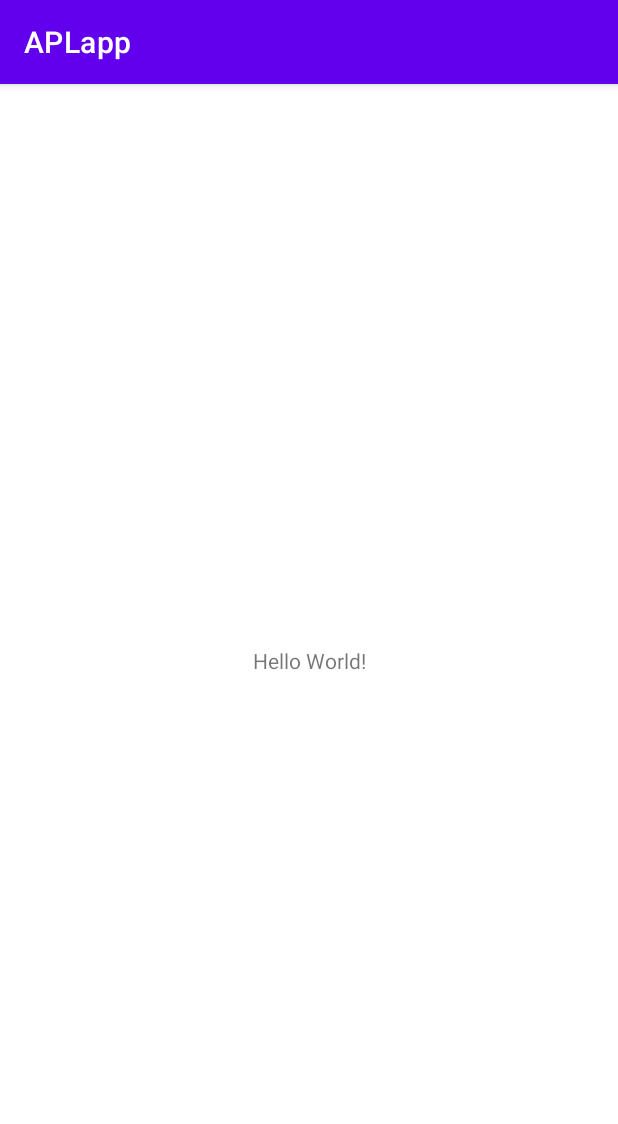
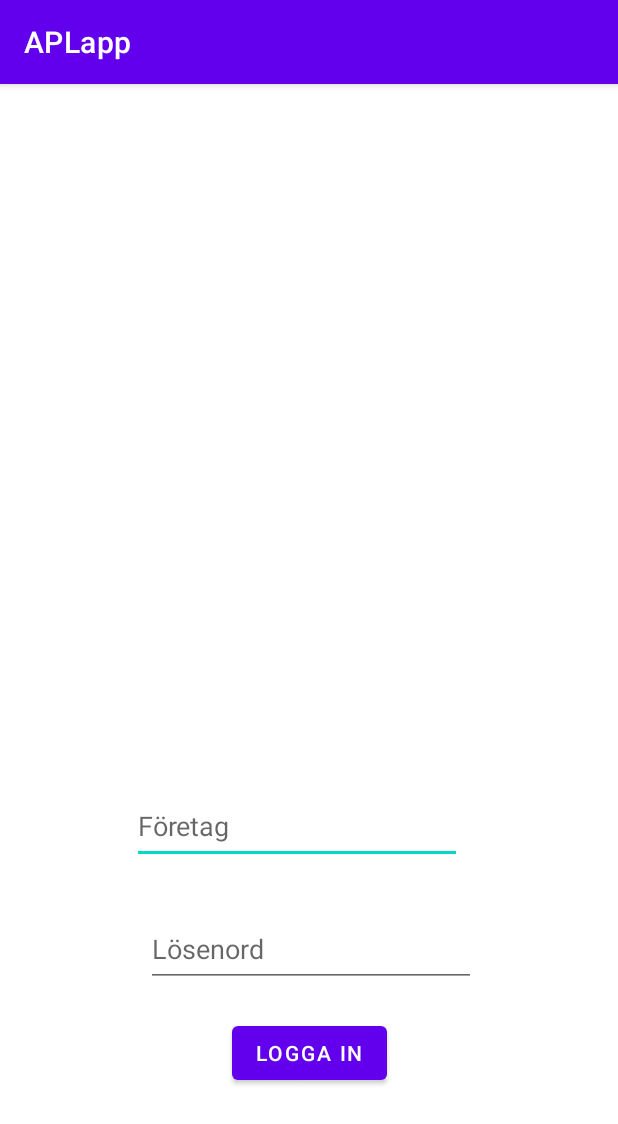
Before and after one commit to huggman34/APL, an Android app: the screen it shows after launch (MainActivity), on a phone screen of 412 x 824 dp. Shown: the top 1124 px of the screen. Run offline under Robolectric (Android 15) with nearby library versions, the phone set to English and light mode, and no system bars.

Commit message:
login form in app

```diff
--- a/APLapp/app/build.gradle
+++ b/APLapp/app/build.gradle
@@ -33,6 +33,9 @@ dependencies {
     implementation 'androidx.appcompat:appcompat:1.2.0'
     implementation 'com.google.android.material:material:1.3.0'
     implementation 'androidx.constraintlayout:constraintlayout:2.0.4'
+    implementation 'androidx.annotation:annotation:1.1.0'
+    implementation 'androidx.lifecycle:lifecycle-livedata-ktx:2.3.0'
+    implementation 'androidx.lifecycle:lifecycle-viewmodel-ktx:2.3.0'
     testImplementation 'junit:junit:4.+'
     androidTestImplementation 'androidx.test.ext:junit:1.1.2'
     androidTestImplementation 'androidx.test.espresso:espresso-core:3.3.0'
--- a/APLapp/app/src/main/res/layout/activity_main.xml
+++ b/APLapp/app/src/main/res/layout/activity_main.xml
@@ -6,13 +6,41 @@
     android:layout_height="match_parent"
     tools:context=".MainActivity">
 
-    <TextView
+    <EditText
+        android:id="@+id/username"
+        android:layout_width="220dp"
+        android:layout_height="50dp"
+        android:layout_marginStart="88dp"
+        android:layout_marginBottom="248dp"
+        android:ems="10"
+        android:hint="@string/username"
+        android:inputType="textPersonName"
+        android:importantForAutofill="no"
+        app:layout_constraintBottom_toBottomOf="parent"
+        app:layout_constraintStart_toStartOf="parent" />
+
+    <EditText
+        android:id="@+id/password"
+        android:layout_width="220dp"
+        android:layout_height="50dp"
+        android:layout_marginTop="32dp"
+        android:ems="10"
+        android:hint="@string/password"
+        android:importantForAutofill="no"
+        android:inputType="textPassword"
+        app:layout_constraintEnd_toEndOf="parent"
+        app:layout_constraintHorizontal_bias="0.508"
+        app:layout_constraintStart_toStartOf="parent"
+        app:layout_constraintTop_toBottomOf="@+id/username" />
+
+    <Button
+        android:id="@+id/button"
         android:layout_width="wrap_content"
         android:layout_height="wrap_content"
-        android:text="Hello World!"
-        app:layout_constraintBottom_toBottomOf="parent"
-        app:layout_constraintLeft_toLeftOf="parent"
-        app:layout_constraintRight_toRightOf="parent"
-        app:layout_constraintTop_toTopOf="parent" />
+        android:layout_marginTop="20dp"
+        android:text="@string/loginButton"
+        app:layout_constraintEnd_toEndOf="parent"
+        app:layout_constraintStart_toStartOf="parent"
+        app:layout_constraintTop_toBottomOf="@+id/password" />
 
 </androidx.constraintlayout.widget.ConstraintLayout>
--- a/APLapp/app/src/main/res/values/strings.xml
+++ b/APLapp/app/src/main/res/values/strings.xml
@@ -1,3 +1,6 @@
 <resources>
     <string name="app_name">APLapp</string>
+    <string name="username">Företag</string>
+    <string name="password">Lösenord</string>
+    <string name="loginButton">Logga in</string>
 </resources>
```
